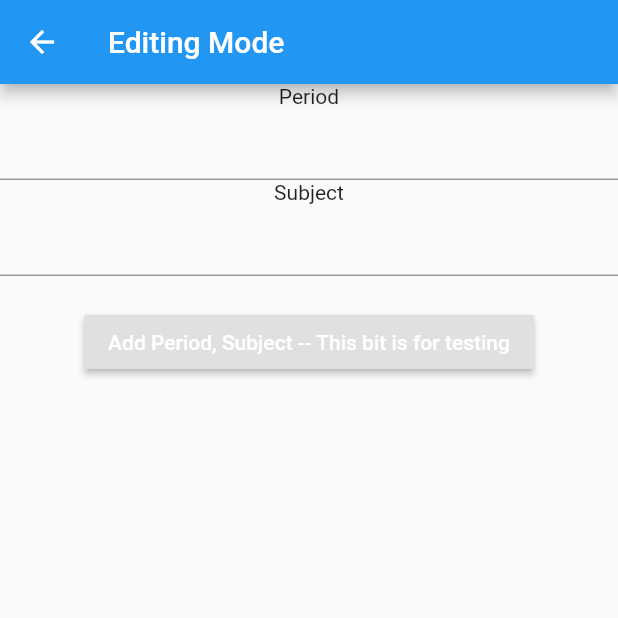
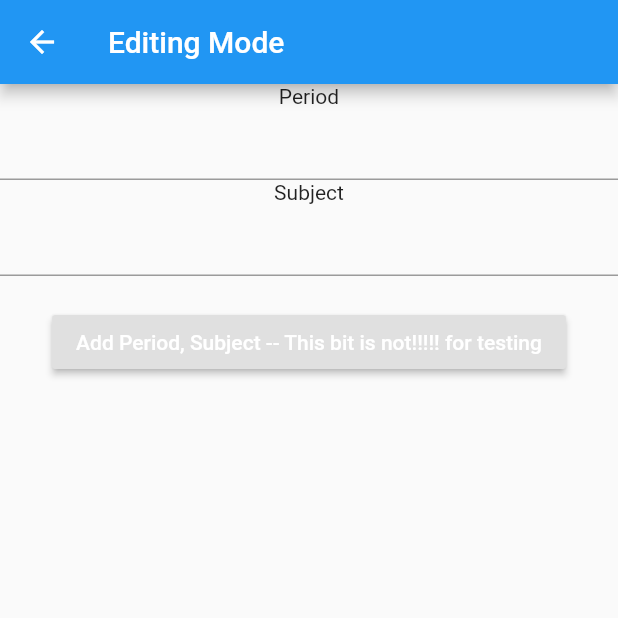
Before and after one commit to Batman08/Timetable, a Flutter app: the EditingPage screen opened by its route, on a phone screen of 412 x 824 dp, the top half of it. Run offline on Flutter 3.47's test engine with Material 2 defaults, Android fonts, the phone set to English and light mode, and no system bars.

Commit message:
Testing if this actually works

```diff
--- a/lib/Pages/EditingPage.dart
+++ b/lib/Pages/EditingPage.dart
@@ -32,7 +32,7 @@ class EditingPageState extends State<EditingPage>{
           ),
           new Padding(padding: new EdgeInsets.only(top: 20.0)),
           new RaisedButton(
-            child: new Text("Add Period, Subject -- This bit is for testing"),
+            child: new Text("Add Period, Subject -- This bit is not!!!!! for testing"),
             onPressed: () => null,
             colorBrightness: Brightness.dark,
           )
```
